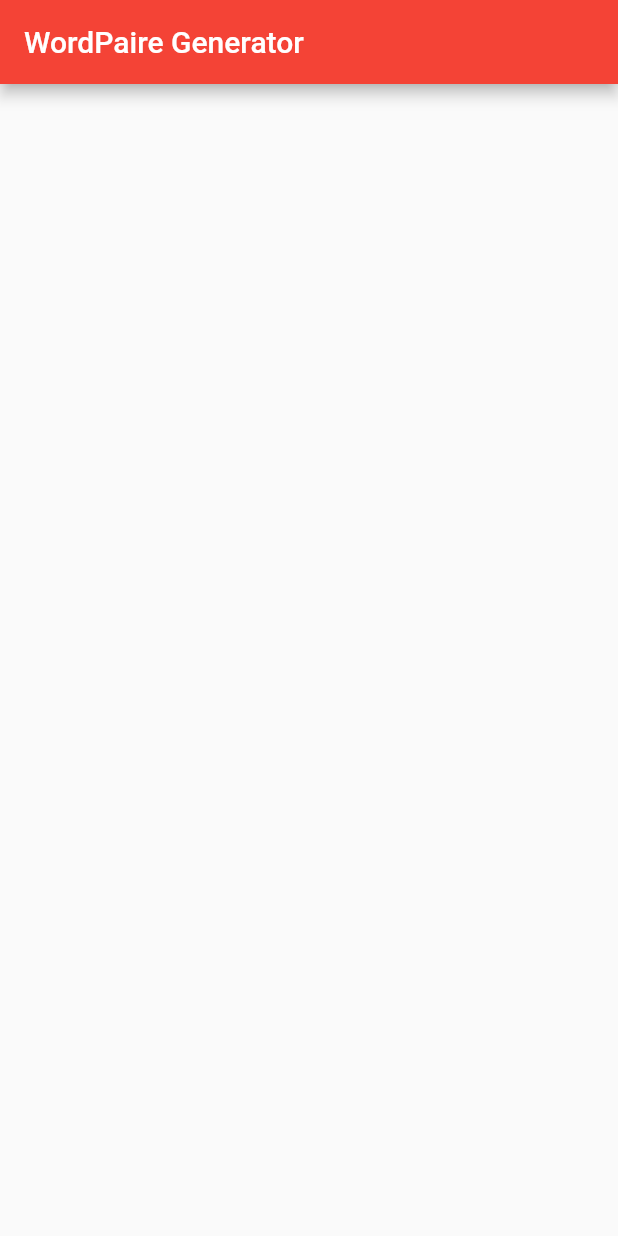
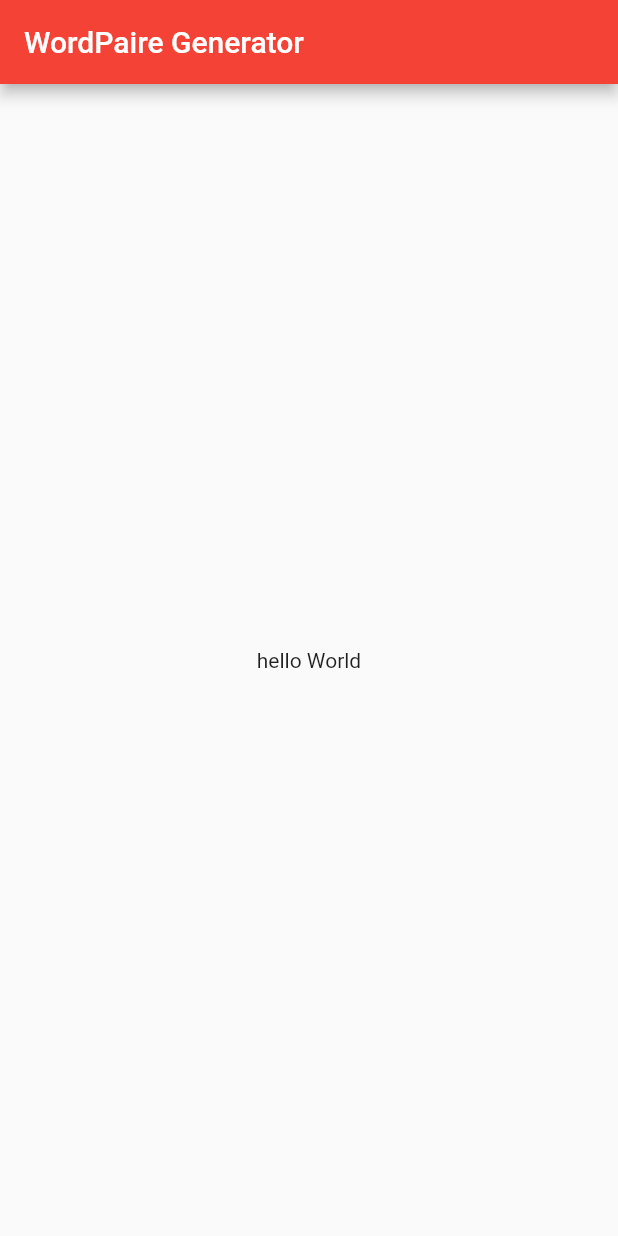
Before and after one commit to Rananjaya/Flutter_App, a Flutter app: the screen it shows after launch, on a phone screen of 412 x 824 dp. Run offline on Flutter 3.47's test engine with Material 2 defaults, Android fonts, the phone set to English and light mode, and no system bars.

Commit message:
chnagers new

```diff
--- a/lib/main.dart
+++ b/lib/main.dart
@@ -11,122 +11,8 @@ class MyApp extends StatelessWidget{
                    ),
             home: Scaffold(
 
-          appBar: AppBar(title: Text('WordPaire Generator'),
-
-         )
-       )
-     );
+          appBar: AppBar(title: Text('WordPaire Generator')),
+          body:Center(
+            child: Text('hello World'))));
   }
 }
-
-// import 'package:flutter/material.dart';
-
-// void main() => runApp(MyApp());
-
-// class MyApp extends StatelessWidget {
-//   // This widget is the root of your application.
-//   @override
-//   Widget build(BuildContext context) {
-//     return MaterialApp(
-//       title: 'Flutter Demo',
-//       theme: ThemeData(
-//         // This is the theme of your application.
-//         //
-//         // Try running your application with "flutter run". You'll see the
-//         // application has a blue toolbar. Then, without quitting the app, try
-//         // changing the primarySwatch below to Colors.green and then invoke
-//         // "hot reload" (press "r" in the console where you ran "flutter run",
-//         // or simply save your changes to "hot reload" in a Flutter IDE).
-//         // Notice that the counter didn't reset back to zero; the application
-//         // is not restarted.
-//         primarySwatch: Colors.blue,
-//       ),
-//       home: MyHomePage(title: 'Flutter Demo Home Page'),
-//     );
-//   }
-// }
-
-// class MyHomePage extends StatefulWidget {
-//   MyHomePage({Key key, this.title}) : super(key: key);
-
-//   // This widget is the home page of your application. It is stateful, meaning
-//   // that it has a State object (defined below) that contains fields that affect
-//   // how it looks.
-
-//   // This class is the configuration for the state. It holds the values (in this
-//   // case the title) provided by the parent (in this case the App widget) and
-//   // used by the build method of the State. Fields in a Widget subclass are
-//   // always marked "final".
-
-//   final String title;
-
-//   @override
-//   _MyHomePageState createState() => _MyHomePageState();
-// }
-
-// class _MyHomePageState extends State<MyHomePage> {
-//   int _counter = 0;
-
-//   void _incrementCounter() {
-//     setState(() {
-//       // This call to setState tells the Flutter framework that something has
-//       // changed in this State, which causes it to rerun the build method below
-//       // so that the display can reflect the updated values. If we changed
-//       // _counter without calling setState(), then the build method would not be
-//       // called again, and so nothing would appear to happen.
-//       _counter++;
-//     });
-//   }
-
-//   @override
-//   Widget build(BuildContext context) {
-//     // This method is rerun every time setState is called, for instance as done
-//     // by the _incrementCounter method above.
-//     //
-//     // The Flutter framework has been optimized to make rerunning build methods
-//     // fast, so that you can just rebuild anything that needs updating rather
-//     // than having to individually change instances of widgets.
-//     return Scaffold(
-//       appBar: AppBar(
-//         // Here we take the value from the MyHomePage object that was created by
-//         // the App.build method, and use it to set our appbar title.
-//         title: Text(widget.title),
-//       ),
-//       body: Center(
-//         // Center is a layout widget. It takes a single child and positions it
-//         // in the middle of the parent.
-//         child: Column(
-//           // Column is also a layout widget. It takes a list of children and
-//           // arranges them vertically. By default, it sizes itself to fit its
-//           // children horizontally, and tries to be as tall as its parent.
-//           //
-//           // Invoke "debug painting" (press "p" in the console, choose the
-//           // "Toggle Debug Paint" action from the Flutter Inspector in Android
-//           // Studio, or the "Toggle Debug Paint" command in Visual Studio Code)
-//           // to see the wireframe for each widget.
-//           //
-//           // Column has various properties to control how it sizes itself and
-//           // how it positions its children. Here we use mainAxisAlignment to
-//           // center the children vertically; the main axis here is the vertical
-//           // axis because Columns are vertical (the cross axis would be
-//           // horizontal).
-//           mainAxisAlignment: MainAxisAlignment.center,
-//           children: <Widget>[
-//             Text(
-//               'You have pushed the button this many times:',
-//             ),
-//             Text(
-//               '$_counter',
-//               style: Theme.of(context).textTheme.display1,
-//             ),
-//           ],
-//         ),
-//       ),
-//       floatingActionButton: FloatingActionButton(
-//         onPressed: _incrementCounter,
-//         tooltip: 'Increment',
-//         child: Icon(Icons.add),
-//       ), // This trailing comma makes auto-formatting nicer for build methods.
-//     );
-//   }
-// }
```
